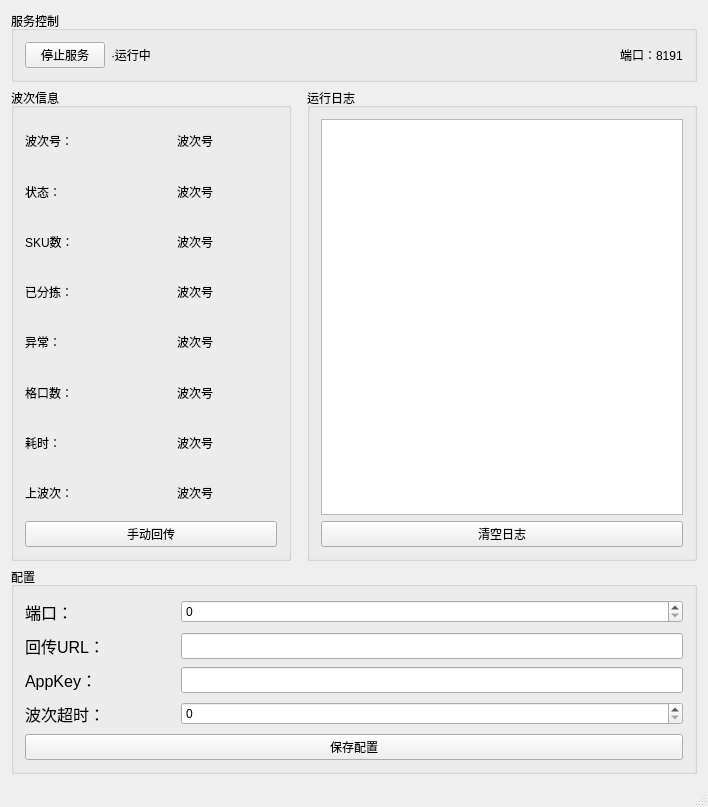
The window that WCS_httpServer/WCS_httpServer.ui (dryQAQ/WCSHttpServer) describes before a commit, drawn with Qt 5.
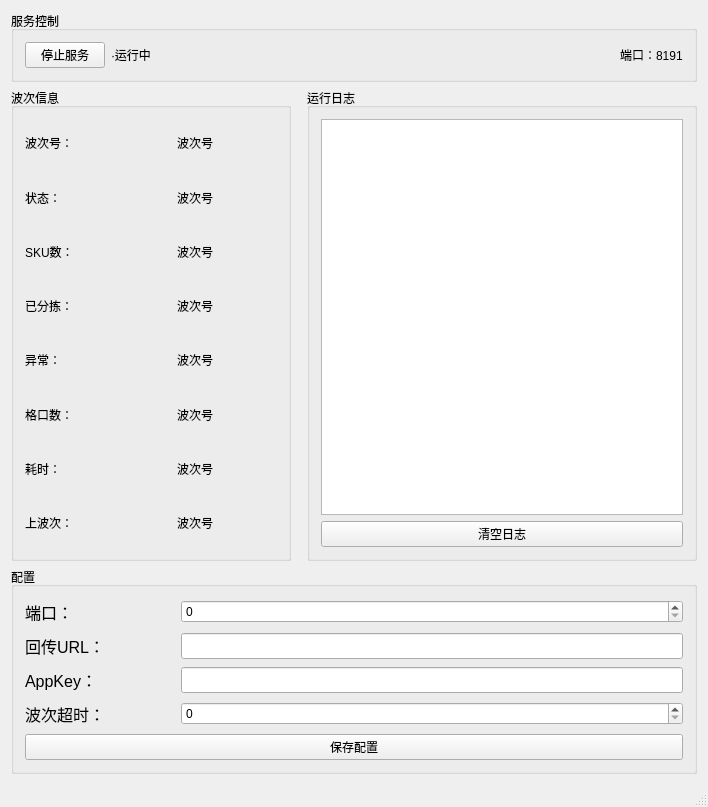
The same window after the commit.

What changed in the file:
```diff
--- a/WCS_httpServer/WCS_httpServer.ui
+++ b/WCS_httpServer/WCS_httpServer.ui
@@ -562,13 +562,6 @@
                </item>
               </layout>
              </item>
-             <item>
-              <widget class="QPushButton" name="pushButton_2">
-               <property name="text">
-                <string>手动回传</string>
-               </property>
-              </widget>
-             </item>
             </layout>
            </item>
           </layout>
```
